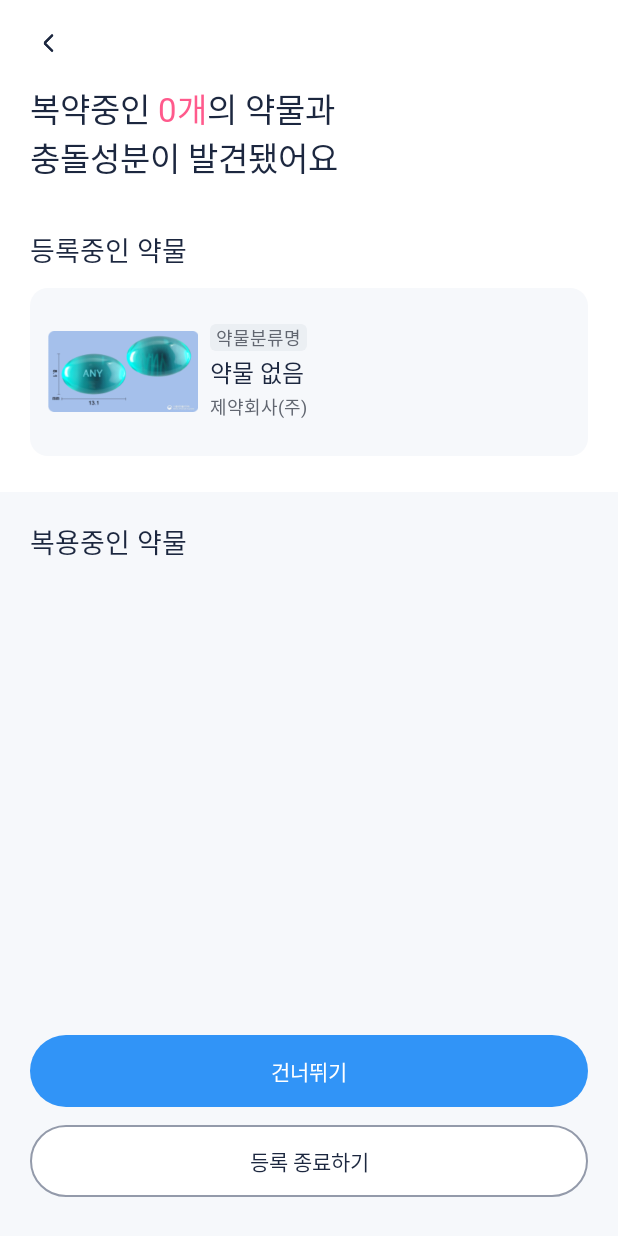
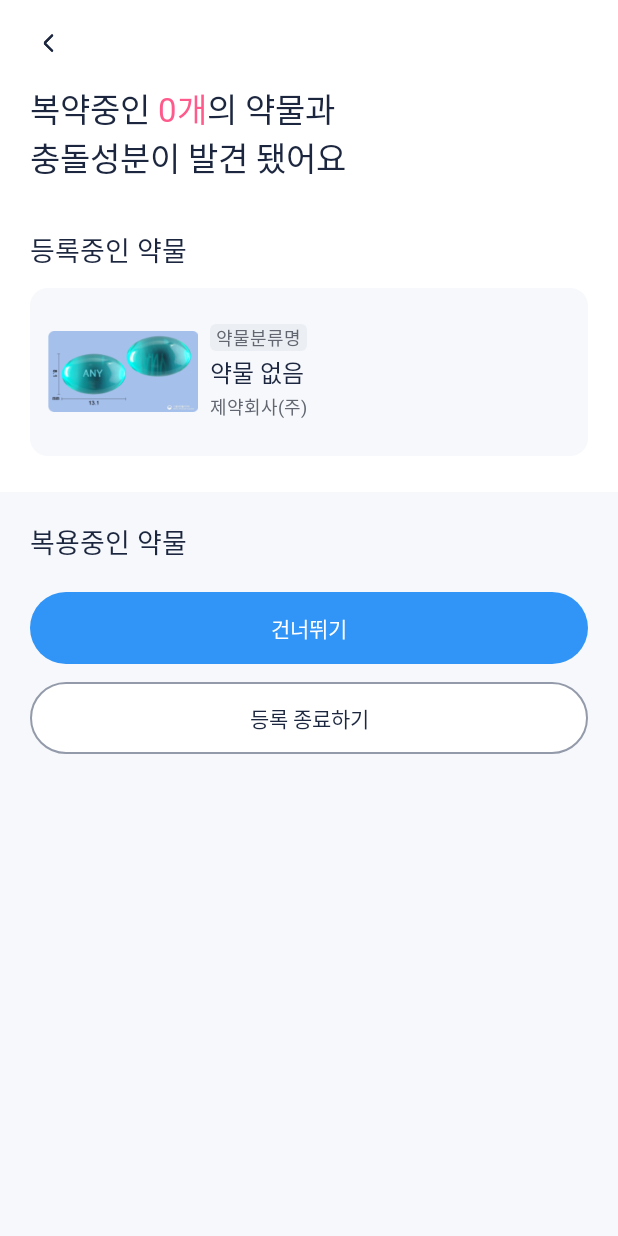
Before and after one commit to Pill-Mate/Pill-Mate-Android, an Android app: the fragment MedicineConflictFragment placed in its activity, on a phone screen of 412 x 824 dp. Run offline under Robolectric (Android 15) with nearby library versions, the phone set to English and light mode, and no system bars; pictures from the network do not load; Roboto replaces fonts that are not available here.

```diff
--- a/app/src/main/java/com/pill_mate/pill_mate_android/medicine_conflict/MedicineConflictFragment.kt
+++ b/app/src/main/java/com/pill_mate/pill_mate_android/medicine_conflict/MedicineConflictFragment.kt
@@ -122,8 +122,7 @@ class MedicineConflictFragment : Fragment() {
 
     private fun updateTitle() {
         val totalConflicts = contraindicationCount + efficiencyOverlapCount
-        val titleText = "복약중인 ${totalConflicts}개의 약물과\n충돌성분이 발견됐어요"
-
+        val titleText = getString(R.string.medicine_conflict_title, totalConflicts)
         val spannable = SpannableString(titleText)
         val startIndex = titleText.indexOf("${totalConflicts}개")
         val endIndex = startIndex + "${totalConflicts}개".length
--- a/app/src/main/java/com/pill_mate/pill_mate_android/medicine_registration/StepThreeFragment.kt
+++ b/app/src/main/java/com/pill_mate/pill_mate_android/medicine_registration/StepThreeFragment.kt
@@ -1,6 +1,7 @@
 package com.pill_mate.pill_mate_android.medicine_registration
 
 import android.os.Bundle
+import android.util.Log
 import android.view.LayoutInflater
 import android.view.View
 import android.view.ViewGroup
@@ -99,7 +100,8 @@ class StepThreeFragment : Fragment() {
 
     private fun updateNextButtonState() {
         val isInputValid = selectedDays.isNotEmpty()
-        (requireActivity() as? MedicineRegistrationFragment)?.updateNextButtonState(isInputValid)
+        val parent = parentFragment?.parentFragment as? MedicineRegistrationFragment
+        parent?.updateNextButtonState(isInputValid)
     }
 
     fun isValidInput(): Boolean {
--- a/app/src/main/java/com/pill_mate/pill_mate_android/search/presenter/StepOnePresenter.kt
+++ b/app/src/main/java/com/pill_mate/pill_mate_android/search/presenter/StepOnePresenter.kt
@@ -7,7 +7,7 @@ interface StepOnePresenter {
     }
 
     interface Presenter {
-        fun onPharmacyNameChanged(text: String)
+        fun onPharmacyNameChanged(pharmacyText: String, hospitalText: String)
         fun onNextButtonClicked(pharmacyName: String)
     }
 }
--- a/app/src/main/java/com/pill_mate/pill_mate_android/search/view/StepTwoFragment.kt
+++ b/app/src/main/java/com/pill_mate/pill_mate_android/search/view/StepTwoFragment.kt
@@ -140,7 +140,8 @@ class StepTwoFragment : Fragment(), StepTwoView {
     }
 
     override fun updateButtonState(isEnabled: Boolean) {
-        (requireActivity() as? MedicineRegistrationFragment)?.updateNextButtonState(isEnabled)
+        val parent = parentFragment?.parentFragment as? MedicineRegistrationFragment
+        parent?.updateNextButtonState(isEnabled)
     }
 
     fun isValidInput(): Boolean {
--- a/app/src/main/res/layout/fragment_medicine_conflict.xml
+++ b/app/src/main/res/layout/fragment_medicine_conflict.xml
@@ -14,7 +14,7 @@
         android:layout_height="0dp"
         android:fillViewport="true"
         app:layout_constraintTop_toTopOf="parent"
-        app:layout_constraintBottom_toTopOf="@id/layout_buttons">
+        app:layout_constraintBottom_toBottomOf="parent" >
 
         <androidx.constraintlayout.widget.ConstraintLayout
             android:layout_width="match_parent"
@@ -45,7 +45,7 @@
                     android:layout_width="wrap_content"
                     android:layout_height="wrap_content"
                     android:layout_marginTop="16dp"
-                    android:text="복약중인 2개의 약물과\n충돌성분이 발견됐어요"
+                    android:text="@string/medicine_conflict_title"
                     android:textColor="@color/black"
                     style="@style/T1_B22"
                     app:layout_constraintTop_toBottomOf="@id/iv_back"
@@ -204,20 +204,17 @@
                     app:layout_constraintStart_toStartOf="parent"
                     app:layout_constraintEnd_toEndOf="parent" />
 
-            </androidx.constraintlayout.widget.ConstraintLayout>
-        </androidx.constraintlayout.widget.ConstraintLayout>
-    </ScrollView>
-
                 <!-- 버튼 영역 -->
                 <LinearLayout
                     android:id="@+id/layout_buttons"
                     android:layout_width="match_parent"
                     android:layout_height="wrap_content"
+                    android:layout_marginTop="20dp"
                     android:layout_marginBottom="26dp"
-        android:layout_marginStart="20dp"
-        android:layout_marginEnd="20dp"
                     android:orientation="vertical"
-        app:layout_constraintBottom_toBottomOf="parent">
+                    app:layout_constraintTop_toBottomOf="@id/rv_efficiency_overlap"
+                    app:layout_constraintStart_toStartOf="parent"
+                    app:layout_constraintEnd_toEndOf="parent">
 
                     <Button
                         android:id="@+id/btn_skip"
@@ -238,5 +235,7 @@
                         android:textColor="@color/black"
                         android:stateListAnimator="@null"/>
                 </LinearLayout>
-
             </androidx.constraintlayout.widget.ConstraintLayout>
+        </androidx.constraintlayout.widget.ConstraintLayout>
+    </ScrollView>
+</androidx.constraintlayout.widget.ConstraintLayout>
--- a/app/src/main/res/layout/fragment_medicine_registration.xml
+++ b/app/src/main/res/layout/fragment_medicine_registration.xml
@@ -85,6 +85,7 @@
         android:layout_marginHorizontal="20dp"
         android:text="@string/medicine_registration_next"
         style="@style/ButtonStyle1"
+        android:enabled="false"
         app:layout_constraintBottom_toTopOf="@id/btn_skip"
         app:layout_constraintStart_toStartOf="parent"
         app:layout_constraintEnd_toEndOf="parent"
--- a/app/src/main/res/layout/fragment_step_one.xml
+++ b/app/src/main/res/layout/fragment_step_one.xml
@@ -89,7 +89,7 @@
         android:id="@+id/iv_clear_pharmacy"
         android:layout_width="24dp"
         android:layout_height="24dp"
-        android:src="@drawable/ic_delete"
+        android:src="@drawable/ic_edit_text_delete"
         android:visibility="gone"
         app:layout_constraintTop_toTopOf="@id/textInputLayoutPharmacy"
         app:layout_constraintBottom_toBottomOf="@id/textInputLayoutPharmacy"
@@ -168,7 +168,7 @@
         android:id="@+id/iv_clear_hospital"
         android:layout_width="24dp"
         android:layout_height="24dp"
-        android:src="@drawable/ic_delete"
+        android:src="@drawable/ic_edit_text_delete"
         android:visibility="gone"
         app:layout_constraintTop_toTopOf="@id/textInputLayoutHospital"
         app:layout_constraintBottom_toBottomOf="@id/textInputLayoutHospital"
--- a/app/src/main/res/layout/fragment_step_two.xml
+++ b/app/src/main/res/layout/fragment_step_two.xml
@@ -65,7 +65,7 @@
         android:id="@+id/iv_clear"
         android:layout_width="24dp"
         android:layout_height="24dp"
-        android:src="@drawable/ic_delete"
+        android:src="@drawable/ic_edit_text_delete"
         android:visibility="gone"
         app:layout_constraintTop_toTopOf="@id/textInputLayoutPill"
         app:layout_constraintBottom_toBottomOf="@id/textInputLayoutPill"
--- a/app/src/main/res/layout/item_conflict.xml
+++ b/app/src/main/res/layout/item_conflict.xml
@@ -71,7 +71,7 @@
         android:layout_height="wrap_content"
         android:layout_marginTop="12dp"
         android:textColor="@color/black"
-        android:textSize="12sp"
+        style="@style/B2_RG14"
         app:layout_constraintTop_toBottomOf="@+id/iv_image"
         app:layout_constraintStart_toStartOf="parent"
         app:layout_constraintEnd_toEndOf="parent" />
@@ -116,9 +116,9 @@
             android:layout_width="wrap_content"
             android:layout_height="wrap_content"
             android:layout_gravity="center_vertical"
-            android:text="약국 문의"
+            android:text="@string/medicine_conflict_btn_inquiry"
             android:textColor="@color/main_blue_1"
-            android:textSize="14sp"
+            style="@style/H2_MD16"
             android:layout_marginEnd="4dp"/>
 
     </LinearLayout>
--- a/app/src/main/res/values/strings.xml
+++ b/app/src/main/res/values/strings.xml
@@ -193,6 +193,12 @@
     <string name="loading_conflict_title">복용하는 약물과\n충돌하는 성분을 발견했어요</string>
     <string name="loading_conflict_btn">확인하기</string>
 
+    <!-- fragment_medicine_conflict -->
+    <string name="medicine_conflict_title">복약중인 %1$d개의 약물과\n충돌성분이 발견 됐어요</string>
+    <string name="medicine_conflict_btn_skip">건너뛰기</string>
+    <string name="medicine_conflict_btn_finish">등록 종료하기</string>
+    <string name="medicine_conflict_btn_inquiry">약국 문의</string>
+
     <string name="test">test</string>
     <string name="hello_blank_fragment">Hello blank fragment</string>
 
```
Also changed, not shown: app/src/main/java/com/pill_mate/pill_mate_android/medicine_registration/MedicineRegistrationFragment.kt (+6 -2 lines), app/src/main/java/com/pill_mate/pill_mate_android/medicine_registration/StepEightFragment.kt (+17 -2 lines), app/src/main/java/com/pill_mate/pill_mate_android/medicine_registration/StepFiveFragment.kt (+7 -0 lines), app/src/main/java/com/pill_mate/pill_mate_android/medicine_registration/StepFourFragment.kt (+7 -0 lines), app/src/main/java/com/pill_mate/pill_mate_android/medicine_registration/StepSevenFragment.kt (+7 -0 lines), app/src/main/java/com/pill_mate/pill_mate_android/medicine_registration/StepSixFragment.kt (+11 -3 lines), app/src/main/java/com/pill_mate/pill_mate_android/search/presenter/StepOnePresenterImpl.kt (+10 -4 lines), app/src/main/java/com/pill_mate/pill_mate_android/search/view/StepOneFragment.kt (+15 -7 lines), app/src/main/res/layout/fragment_step_nine.xml (+8 -10 lines), app/src/main/res/drawable/ic_edit_text_delete.png (added). Lines whose indentation alone changed are shown as unchanged.
